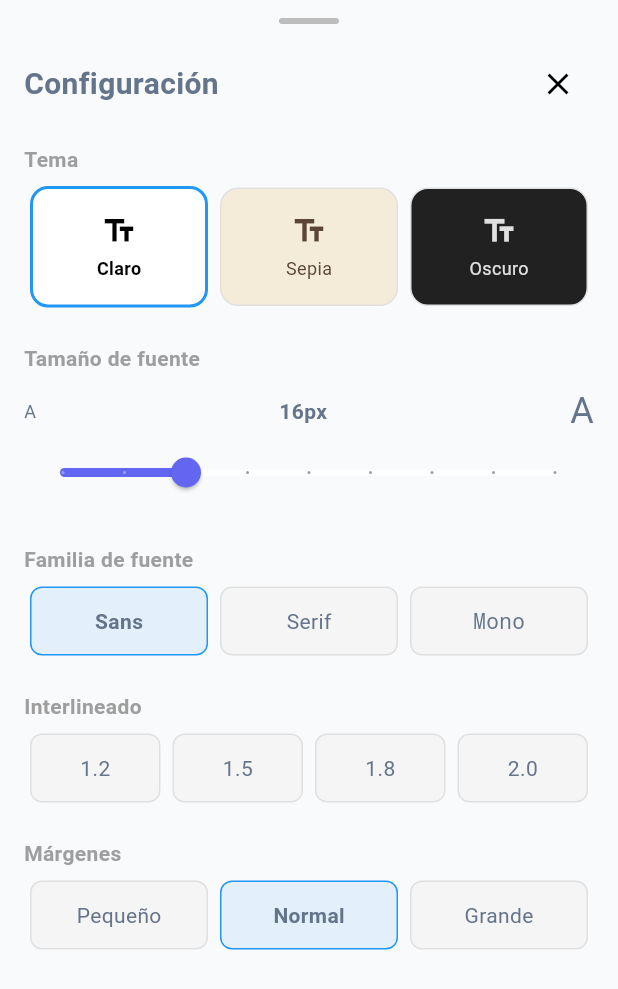
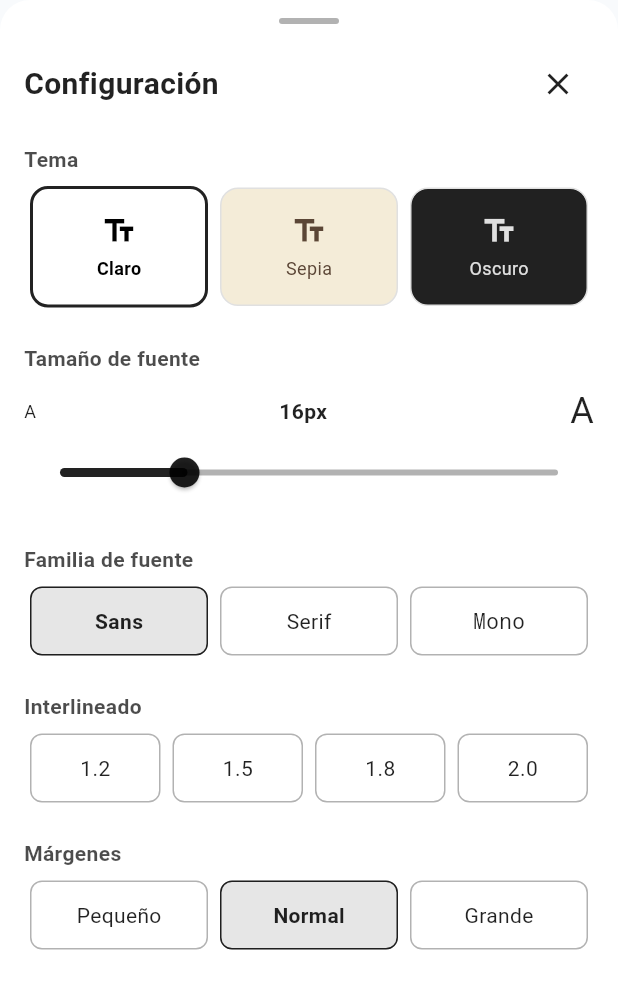
Before and after one commit to Salfonsogar/OpenBooksMobile, a Flutter app: the ReaderSettingsSheet widget shown alone on an empty page, opened directly, on a phone screen of 412 x 824 dp. Shown: the top 989 px of the screen. Run offline on Flutter 3.47's test engine with Material 3 defaults, Android fonts, the phone set to English and light mode, and no system bars; our stand-ins replace dio, equatable, flutter_bloc, flutter_dotenv, flutter_secure_storage, get_it and 3 more; accounts and stored records are empty; network calls fail; Roboto replaces fonts that are missing (Georgia).

Commit message:
refactor: mejora de la ui del modulo reader

```diff
--- a/open_books_mobile/lib/features/reader/ui/widgets/reader_settings.dart
+++ b/open_books_mobile/lib/features/reader/ui/widgets/reader_settings.dart
@@ -7,13 +7,41 @@ import '../../logic/cubit/reader_settings_cubit.dart';
 class ReaderSettingsSheet extends StatelessWidget {
   const ReaderSettingsSheet({super.key});
 
+  Map<String, Color> _getThemeColors(String theme) {
+    switch (theme) {
+      case 'sepia':
+        return {
+          'background': const Color(0xFFF4ECD8),
+          'text': const Color(0xFF5B4636),
+          'header': const Color(0xFFF4ECD8),
+          'icon': const Color(0xFF5B4636),
+        };
+      case 'dark':
+        return {
+          'background': Colors.grey[900]!,
+          'text': Colors.grey[300]!,
+          'header': Colors.grey[800]!,
+          'icon': Colors.white,
+        };
+      default:
+        return {
+          'background': Colors.white,
+          'text': Colors.black87,
+          'header': Colors.white,
+          'icon': Colors.black87,
+        };
+    }
+  }
+
   @override
   Widget build(BuildContext context) {
     return BlocBuilder<ReaderSettingsCubit, ReaderSettings>(
       builder: (context, settings) {
+        final themeColors = _getThemeColors(settings.theme);
+
         return Container(
           decoration: BoxDecoration(
-            color: Theme.of(context).scaffoldBackgroundColor,
+            color: themeColors['background'],
             borderRadius: const BorderRadius.vertical(top: Radius.circular(20)),
           ),
           child: Column(
@@ -24,7 +52,7 @@ class ReaderSettingsSheet extends StatelessWidget {
                 width: 40,
                 height: 4,
                 decoration: BoxDecoration(
-                  color: Colors.grey[400],
+                  color: themeColors['text']!.withValues(alpha: 0.3),
                   borderRadius: BorderRadius.circular(2),
                 ),
               ),
@@ -33,15 +61,16 @@ class ReaderSettingsSheet extends StatelessWidget {
                 child: Row(
                   mainAxisAlignment: MainAxisAlignment.spaceBetween,
                   children: [
-                    const Text(
+                    Text(
                       'Configuración',
                       style: TextStyle(
                         fontSize: 20,
                         fontWeight: FontWeight.bold,
+                        color: themeColors['text'],
                       ),
                     ),
                     IconButton(
-                      icon: const Icon(Icons.close),
+                      icon: Icon(Icons.close, color: themeColors['icon']),
                       onPressed: () => Navigator.pop(context),
                     ),
                   ],
@@ -53,20 +82,20 @@ class ReaderSettingsSheet extends StatelessWidget {
                   child: Column(
                     crossAxisAlignment: CrossAxisAlignment.start,
                     children: [
-                      _buildSectionTitle('Tema'),
-                      _buildThemeSelector(context, settings),
+                      _buildSectionTitle('Tema', themeColors),
+                      _buildThemeSelector(context, settings, themeColors),
                       const SizedBox(height: 24),
-                      _buildSectionTitle('Tamaño de fuente'),
-                      _buildFontSizeSlider(context, settings),
+                      _buildSectionTitle('Tamaño de fuente', themeColors),
+                      _buildFontSizeSlider(context, settings, themeColors),
                       const SizedBox(height: 24),
-                      _buildSectionTitle('Familia de fuente'),
-                      _buildFontFamilySelector(context, settings),
+                      _buildSectionTitle('Familia de fuente', themeColors),
+                      _buildFontFamilySelector(context, settings, themeColors),
                       const SizedBox(height: 24),
-                      _buildSectionTitle('Interlineado'),
-                      _buildLineHeightSelector(context, settings),
+                      _buildSectionTitle('Interlineado', themeColors),
+                      _buildLineHeightSelector(context, settings, themeColors),
                       const SizedBox(height: 24),
-                      _buildSectionTitle('Márgenes'),
-                      _buildMarginSelector(context, settings),
+                      _buildSectionTitle('Márgenes', themeColors),
+                      _buildMarginSelector(context, settings, themeColors),
                       const SizedBox(height: 32),
                     ],
                   ),
@@ -79,21 +108,21 @@ class ReaderSettingsSheet extends StatelessWidget {
     );
   }
 
-  Widget _buildSectionTitle(String title) {
+  Widget _buildSectionTitle(String title, Map<String, Color> themeColors) {
     return Padding(
       padding: const EdgeInsets.only(bottom: 8),
       child: Text(
         title,
-        style: const TextStyle(
+        style: TextStyle(
           fontSize: 14,
           fontWeight: FontWeight.w600,
-          color: Colors.grey,
+          color: themeColors['text']!.withValues(alpha: 0.7),
         ),
       ),
     );
   }
 
-  Widget _buildThemeSelector(BuildContext context, ReaderSettings settings) {
+  Widget _buildThemeSelector(BuildContext context, ReaderSettings settings, Map<String, Color> themeColors) {
     final themes = [
       {'key': 'light', 'label': 'Claro', 'bg': Colors.white, 'text': Colors.black},
       {'key': 'sepia', 'label': 'Sepia', 'bg': const Color(0xFFF4ECD8), 'text': const Color(0xFF5B4636)},
@@ -115,7 +144,7 @@ class ReaderSettingsSheet extends StatelessWidget {
                 color: theme['bg'] as Color,
                 borderRadius: BorderRadius.circular(12),
                 border: Border.all(
-                  color: isSelected ? Colors.blue : Colors.grey[300]!,
+                  color: isSelected ? themeColors['text']! : Colors.grey[300]!,
                   width: isSelected ? 2 : 1,
                 ),
               ),
@@ -144,25 +173,26 @@ class ReaderSettingsSheet extends StatelessWidget {
     );
   }
 
-  Widget _buildFontSizeSlider(BuildContext context, ReaderSettings settings) {
+  Widget _buildFontSizeSlider(BuildContext context, ReaderSettings settings, Map<String, Color> themeColors) {
     return Column(
       children: [
         Row(
           mainAxisAlignment: MainAxisAlignment.spaceBetween,
           children: [
-            const Text('A', style: TextStyle(fontSize: 12)),
+            Text('A', style: TextStyle(fontSize: 12, color: themeColors['text'])),
             Text(
               '${settings.fontSize.toInt()}px',
-              style: const TextStyle(fontWeight: FontWeight.bold),
+              style: TextStyle(fontWeight: FontWeight.bold, color: themeColors['text']),
             ),
-            const Text('A', style: TextStyle(fontSize: 24)),
+            Text('A', style: TextStyle(fontSize: 24, color: themeColors['text'])),
           ],
         ),
         Slider(
           value: settings.fontSize,
           min: 12,
           max: 28,
-          divisions: 8,
+          activeColor: themeColors['icon'],
+          inactiveColor: themeColors['text']!.withValues(alpha: 0.3),
           onChanged: (value) {
             context.read<ReaderSettingsCubit>().actualizarFontSize(value);
           },
@@ -171,7 +201,7 @@ class ReaderSettingsSheet extends StatelessWidget {
     );
   }
 
-  Widget _buildFontFamilySelector(BuildContext context, ReaderSettings settings) {
+  Widget _buildFontFamilySelector(BuildContext context, ReaderSettings settings, Map<String, Color> themeColors) {
     final fonts = [
       {'key': 'sans-serif', 'label': 'Sans', 'family': 'Roboto'},
       {'key': 'serif', 'label': 'Serif', 'family': 'Georgia'},
@@ -190,10 +220,10 @@ class ReaderSettingsSheet extends StatelessWidget {
               margin: const EdgeInsets.symmetric(horizontal: 4),
               padding: const EdgeInsets.symmetric(vertical: 12),
               decoration: BoxDecoration(
-                color: isSelected ? Colors.blue.withValues(alpha: 0.1) : Colors.grey[100],
+                color: isSelected ? themeColors['icon']!.withValues(alpha: 0.1) : themeColors['background'],
                 borderRadius: BorderRadius.circular(8),
                 border: Border.all(
-                  color: isSelected ? Colors.blue : Colors.grey[300]!,
+                  color: isSelected ? themeColors['icon']! : themeColors['text']!.withValues(alpha: 0.3),
                 ),
               ),
               child: Center(
@@ -202,6 +232,7 @@ class ReaderSettingsSheet extends StatelessWidget {
                   style: TextStyle(
                     fontFamily: font['family'] as String,
                     fontWeight: isSelected ? FontWeight.bold : FontWeight.normal,
+                    color: themeColors['text'],
                   ),
                 ),
               ),
@@ -212,7 +243,7 @@ class ReaderSettingsSheet extends StatelessWidget {
     );
   }
 
-  Widget _buildLineHeightSelector(BuildContext context, ReaderSettings settings) {
+  Widget _buildLineHeightSelector(BuildContext context, ReaderSettings settings, Map<String, Color> themeColors) {
     final heights = [1.2, 1.5, 1.8, 2.0];
 
     return Row(
@@ -227,10 +258,10 @@ class ReaderSettingsSheet extends StatelessWidget {
               margin: const EdgeInsets.symmetric(horizontal: 4),
               padding: const EdgeInsets.symmetric(vertical: 12),
               decoration: BoxDecoration(
-                color: isSelected ? Colors.blue.withValues(alpha: 0.1) : Colors.grey[100],
+                color: isSelected ? themeColors['icon']!.withValues(alpha: 0.1) : themeColors['background'],
                 borderRadius: BorderRadius.circular(8),
                 border: Border.all(
-                  color: isSelected ? Colors.blue : Colors.grey[300]!,
+                  color: isSelected ? themeColors['icon']! : themeColors['text']!.withValues(alpha: 0.3),
                 ),
               ),
               child: Center(
@@ -238,6 +269,7 @@ class ReaderSettingsSheet extends StatelessWidget {
                   height.toString(),
                   style: TextStyle(
                     fontWeight: isSelected ? FontWeight.bold : FontWeight.normal,
+                    color: themeColors['text'],
                   ),
                 ),
               ),
@@ -248,7 +280,7 @@ class ReaderSettingsSheet extends StatelessWidget {
     );
   }
 
-  Widget _buildMarginSelector(BuildContext context, ReaderSettings settings) {
+  Widget _buildMarginSelector(BuildContext context, ReaderSettings settings, Map<String, Color> themeColors) {
     final margins = [
       {'key': 'narrow', 'label': 'Pequeño'},
       {'key': 'normal', 'label': 'Normal'},
@@ -267,10 +299,10 @@ class ReaderSettingsSheet extends StatelessWidget {
               margin: const EdgeInsets.symmetric(horizontal: 4),
               padding: const EdgeInsets.symmetric(vertical: 12),
               decoration: BoxDecoration(
-                color: isSelected ? Colors.blue.withValues(alpha: 0.1) : Colors.grey[100],
+                color: isSelected ? themeColors['icon']!.withValues(alpha: 0.1) : themeColors['background'],
                 borderRadius: BorderRadius.circular(8),
                 border: Border.all(
-                  color: isSelected ? Colors.blue : Colors.grey[300]!,
+                  color: isSelected ? themeColors['icon']! : themeColors['text']!.withValues(alpha: 0.3),
                 ),
               ),
               child: Center(
@@ -278,6 +310,7 @@ class ReaderSettingsSheet extends StatelessWidget {
                   margin['label'] as String,
                   style: TextStyle(
                     fontWeight: isSelected ? FontWeight.bold : FontWeight.normal,
+                    color: themeColors['text'],
                   ),
                 ),
               ),
```
Also changed, not shown: open_books_mobile/lib/features/reader/ui/pages/reader_page.dart (+94 -26 lines).
